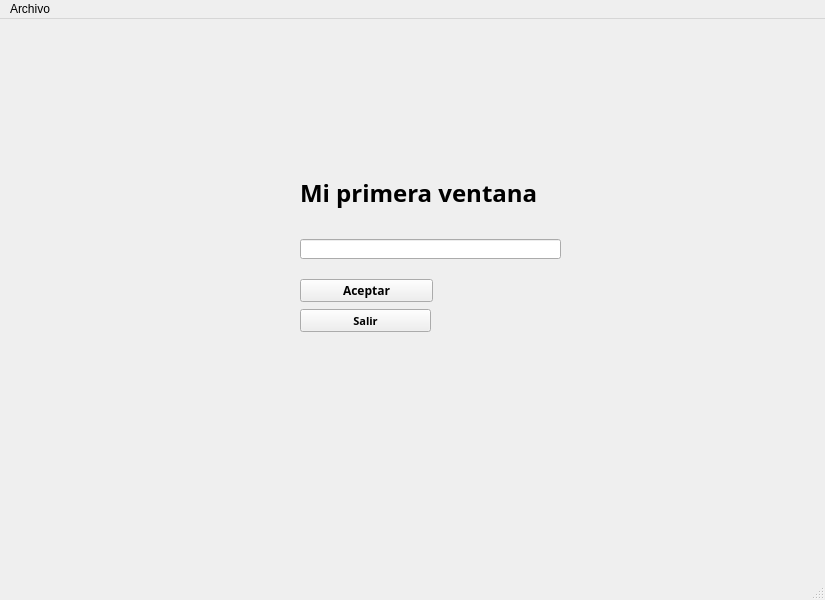
First picture: the form in window.ui, repository mcm2345/carramalmeis, before the edit.
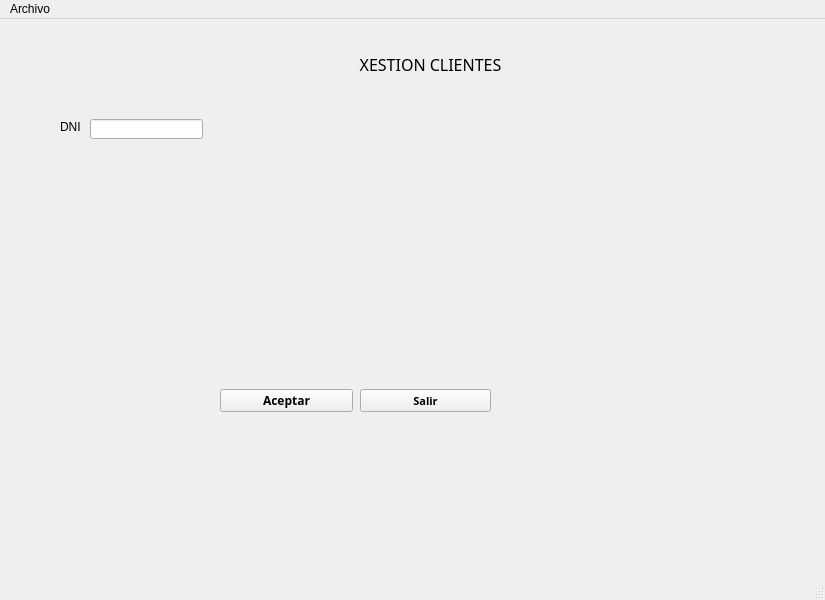
Second picture: the form after the edit.

Diff of the .ui file:
```diff
--- a/window.ui
+++ b/window.ui
@@ -14,42 +14,49 @@
    <string>MainWindow</string>
   </property>
   <widget class="QWidget" name="centralwidget">
-   <widget class="QLineEdit" name="txt_datos">
+   <widget class="QLabel" name="lbl_clientes">
     <property name="geometry">
      <rect>
-      <x>300</x>
-      <y>220</y>
-      <width>261</width>
-      <height>20</height>
-     </rect>
-    </property>
-   </widget>
-   <widget class="QLabel" name="lbl_titulo">
-    <property name="geometry">
-     <rect>
-      <x>300</x>
-      <y>140</y>
-      <width>301</width>
-      <height>68</height>
+      <x>200</x>
+      <y>30</y>
+      <width>461</width>
+      <height>31</height>
      </rect>
     </property>
     <property name="font">
      <font>
       <family>Hack</family>
-      <pointsize>18</pointsize>
-      <weight>75</weight>
-      <bold>true</bold>
+      <pointsize>12</pointsize>
+      <weight>9</weight>
+      <italic>false</italic>
+      <bold>false</bold>
      </font>
     </property>
+    <property name="layoutDirection">
+     <enum>Qt::LeftToRight</enum>
+    </property>
+    <property name="styleSheet">
+     <string notr="true">QLabel{
+font: 75 12pt &quot;Hack&quot;;
+color:'white';
+background-color:'blue'
+
+}
+
+</string>
+    </property>
     <property name="text">
-     <string>Mi primera ventana</string>
+     <string>XESTION CLIENTES</string>
+    </property>
+    <property name="alignment">
+     <set>Qt::AlignCenter</set>
     </property>
    </widget>
    <widget class="QPushButton" name="btn_aceptar">
     <property name="geometry">
      <rect>
-      <x>300</x>
-      <y>260</y>
+      <x>220</x>
+      <y>370</y>
       <width>133</width>
       <height>23</height>
      </rect>
@@ -68,8 +75,8 @@
    <widget class="QPushButton" name="pushButton">
     <property name="geometry">
      <rect>
-      <x>300</x>
-      <y>290</y>
+      <x>360</x>
+      <y>370</y>
       <width>131</width>
       <height>23</height>
      </rect>
@@ -86,6 +93,45 @@
      <string>Salir</string>
     </property>
    </widget>
+   <widget class="QLabel" name="lbl_DNI">
+    <property name="geometry">
+     <rect>
+      <x>60</x>
+      <y>100</y>
+      <width>21</width>
+      <height>16</height>
+     </rect>
+    </property>
+    <property name="text">
+     <string>DNI:</string>
+    </property>
+    <property name="alignment">
+     <set>Qt::AlignLeading|Qt::AlignLeft|Qt::AlignVCenter</set>
+    </property>
+   </widget>
+   <widget class="QLineEdit" name="txt_DNI">
+    <property name="geometry">
+     <rect>
+      <x>90</x>
+      <y>100</y>
+      <width>113</width>
+      <height>20</height>
+     </rect>
+    </property>
+   </widget>
+   <widget class="QLabel" name="lbl_validoDNI">
+    <property name="geometry">
+     <rect>
+      <x>230</x>
+      <y>100</y>
+      <width>47</width>
+      <height>13</height>
+     </rect>
+    </property>
+    <property name="text">
+     <string/>
+    </property>
+   </widget>
   </widget>
   <widget class="QMenuBar" name="menubar">
    <property name="geometry">
```
Left out of the diff: 34 changed lines with no effect on the pictures.
